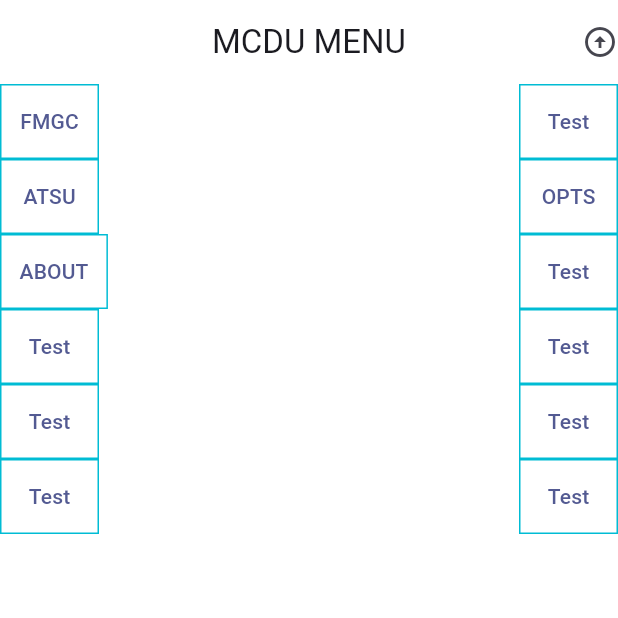
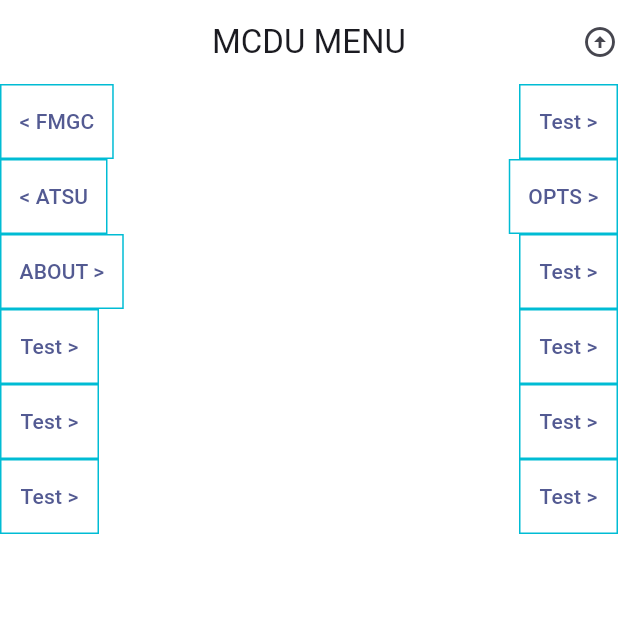
Before and after one commit to wotanut/papl-cw, a Flutter app: the screen it shows after launch, on a phone screen of 412 x 824 dp, the top half of it. Run offline on Flutter 3.47's test engine with Material 3 defaults, Android fonts, the phone set to English and light mode, and no system bars.

Commit message:
Update mcduEntryBTN to customize button title based on side alignment

```diff
--- a/app/lib/button.dart
+++ b/app/lib/button.dart
@@ -16,10 +16,17 @@
 class _mcduEntryBTNState extends State<mcduEntryBTN> {
   @override
   Widget build(BuildContext context) {
+    var actualTitle = widget.title;
+    if (widget.isRightSide) {
+      actualTitle = "< ${widget.title}";
+    } else if (!widget.isRightSide) {
+      actualTitle = "${widget.title} >";
+    }
+
     return Container(
         decoration: BoxDecoration(border: Border.all(color: Colors.cyan)),
         child: TextButton(
-            child: Text(widget.title),
+            child: Text(actualTitle),
             onPressed: () {
               print("Clicked");
             }));
```
